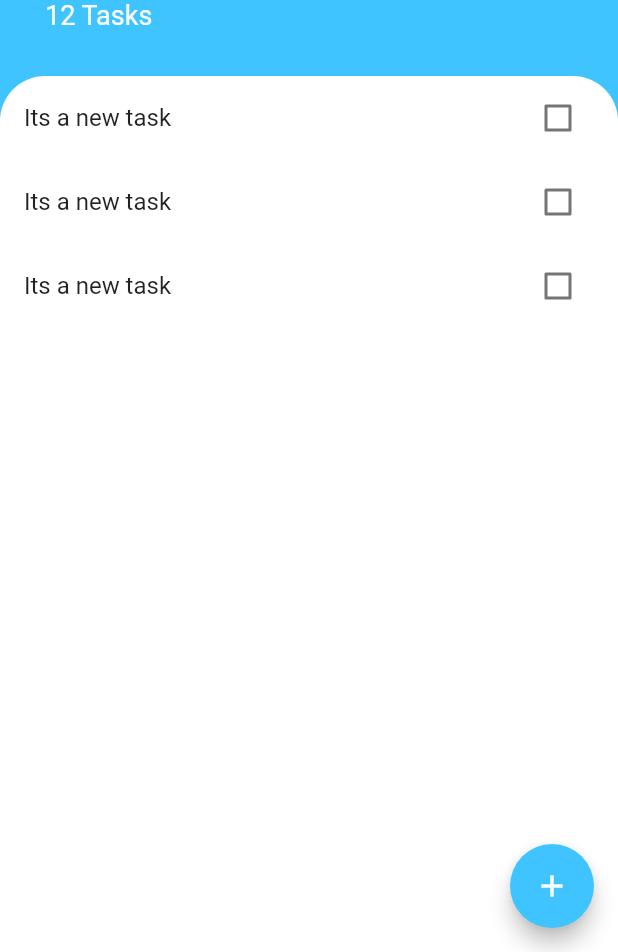
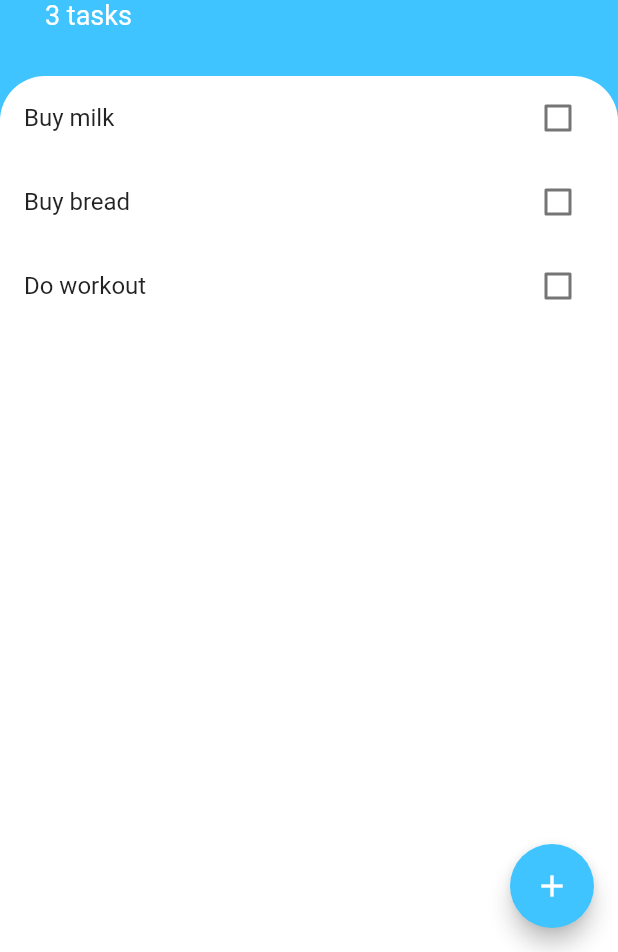
Before and after one commit to sofiabukovskaya/todoey, a Flutter app: the screen it shows after launch, on a phone screen of 412 x 824 dp, the part 284-1236 px from its top. Run offline on Flutter 3.47's test engine with Material 2 defaults, Android fonts, the phone set to English and light mode, and no system bars.

Commit message:
final commit, implemented all features

```diff
--- a/lib/main.dart
+++ b/lib/main.dart
@@ -1,4 +1,6 @@
 import 'package:flutter/material.dart';
+import 'package:provider/provider.dart';
+import 'package:todoey/models/task_data.dart';
 import 'package:todoey/screens/tasks_screen.dart';
 
 void main() {
@@ -11,8 +13,11 @@ class MyApp extends StatelessWidget {
   const MyApp({Key? key}) : super(key: key);
 
   @override
-  Widget build(BuildContext context) => const MaterialApp(
-        home: TasksScreen(),
-        debugShowCheckedModeBanner: false,
+  Widget build(BuildContext context) => ChangeNotifierProvider(
+        create: (BuildContext context) => TaskData(),
+        child: const MaterialApp(
+          home: TasksScreen(),
+          debugShowCheckedModeBanner: false,
+        ),
       );
 }
--- /dev/null
+++ b/lib/models/task.dart
@@ -0,0 +1,10 @@
+class Task {
+  final String name;
+  final bool isDone;
+
+  Task({required this.name, this.isDone = false});
+
+  void toggleDone() {
+    isDone != isDone;
+  }
+}
--- /dev/null
+++ b/lib/models/task_data.dart
@@ -0,0 +1,30 @@
+import 'package:flutter/foundation.dart';
+import 'package:todoey/models/task.dart';
+
+class TaskData extends ChangeNotifier {
+  final List<Task> _tasks = [
+    Task(name: 'Buy milk'),
+    Task(name: 'Buy bread'),
+    Task(name: 'Do workout'),
+  ];
+
+  List<Task> get tasks => _tasks;
+
+  int get taskCount => _tasks.length;
+
+  void addNewTask(String title) {
+    final task = Task(name: title);
+    _tasks.add(task);
+    notifyListeners();
+  }
+
+  void updateTask(Task task) {
+    task.toggleDone();
+    notifyListeners();
+  }
+
+  void deleteTask(Task task) {
+    _tasks.remove(task);
+    notifyListeners();
+  }
+}
--- a/lib/screens/tasks_screen.dart
+++ b/lib/screens/tasks_screen.dart
@@ -1,4 +1,6 @@
 import 'package:flutter/material.dart';
+import 'package:provider/provider.dart';
+import 'package:todoey/models/task_data.dart';
 import 'package:todoey/widgets/add_new_task_modal.dart';
 import 'package:todoey/widgets/task_list.dart';
 
@@ -17,8 +19,8 @@ class TasksScreen extends StatelessWidget {
                 const EdgeInsets.only(top: 60, left: 30, right: 30, bottom: 30),
             child: Column(
               crossAxisAlignment: CrossAxisAlignment.start,
-              children: const [
-                CircleAvatar(
+              children: [
+                const CircleAvatar(
                   child: Icon(
                     Icons.list,
                     size: 30,
@@ -27,10 +29,10 @@ class TasksScreen extends StatelessWidget {
                   backgroundColor: Colors.white,
                   radius: 30,
                 ),
-                SizedBox(
+                const SizedBox(
                   height: 10,
                 ),
-                Text(
+                const Text(
                   'Todoey',
                   style: TextStyle(
                     color: Colors.white,
@@ -39,8 +41,8 @@ class TasksScreen extends StatelessWidget {
                   ),
                 ),
                 Text(
-                  '12 Tasks',
-                  style: TextStyle(
+                  '${Provider.of<TaskData>(context).taskCount} tasks',
+                  style: const TextStyle(
                     color: Colors.white,
                     fontSize: 18,
                   ),
@@ -71,7 +73,7 @@ class TasksScreen extends StatelessWidget {
             ),
           ),
           clipBehavior: Clip.antiAliasWithSaveLayer,
-          builder: (context) => const AddNewTaskModal(),
+          builder: (context) => AddNewTaskModal(),
         ),
         child: const Icon(Icons.add),
         backgroundColor: Colors.lightBlueAccent,
--- a/lib/widgets/task_list.dart
+++ b/lib/widgets/task_list.dart
@@ -1,17 +1,31 @@
 import 'package:flutter/material.dart';
+import 'package:provider/provider.dart';
+import 'package:todoey/models/task_data.dart';
 import 'package:todoey/widgets/task_tile.dart';
 
 class TaskList extends StatelessWidget {
-  const TaskList({Key? key}) : super(key: key);
+  const TaskList({
+    Key? key,
+  }) : super(key: key);
 
   @override
   Widget build(BuildContext context) {
-    return ListView(
-      children: const [
-        TaskTile(),
-        TaskTile(),
-        TaskTile(),
-      ],
+    return Consumer<TaskData>(
+      builder: (context, taskData, child) => ListView.builder(
+        itemBuilder: (context, index) => TaskTile(
+          isChecked: taskData.tasks[index].isDone,
+          taskTitle: taskData.tasks[index].name,
+          changeCheckbox: (checkBox) {
+            taskData.updateTask(
+              taskData.tasks[index],
+            );
+          },
+          deleteTask: () {
+            taskData.deleteTask(taskData.tasks[index]);
+          },
+        ),
+        itemCount: taskData.taskCount,
+      ),
     );
   }
 }
--- a/lib/widgets/task_tile.dart
+++ b/lib/widgets/task_tile.dart
@@ -1,15 +1,34 @@
 import 'package:flutter/material.dart';
 
 class TaskTile extends StatelessWidget {
-  const TaskTile({Key? key}) : super(key: key);
+  const TaskTile(
+      {Key? key,
+      required this.isChecked,
+      required this.taskTitle,
+      required this.changeCheckbox,
+      required this.deleteTask})
+      : super(key: key);
+
+  final bool isChecked;
+  final String taskTitle;
+  final Function(bool) changeCheckbox;
+  final VoidCallback deleteTask;
 
   @override
   Widget build(BuildContext context) {
     return ListTile(
-      title: const Text('Its a new task'),
+      onLongPress: deleteTask,
+      title: Text(
+        taskTitle,
+        style: TextStyle(
+          decoration: isChecked ? TextDecoration.lineThrough : null,
+        ),
+      ),
       trailing: Checkbox(
-        value: false,
-        onChanged: (newValue) {},
+        value: isChecked,
+        onChanged: (value) {
+          changeCheckbox(value!);
+        },
       ),
     );
   }
--- a/pubspec.yaml
+++ b/pubspec.yaml
@@ -34,6 +34,7 @@ dependencies:
   # The following adds the Cupertino Icons font to your application.
   # Use with the CupertinoIcons class for iOS style icons.
   cupertino_icons: ^1.0.2
+  provider: ^6.0.3
 
 dev_dependencies:
   flutter_test:
```
Also changed, not shown: lib/widgets/add_new_task_modal.dart (+16 -3 lines), pubspec.lock.
